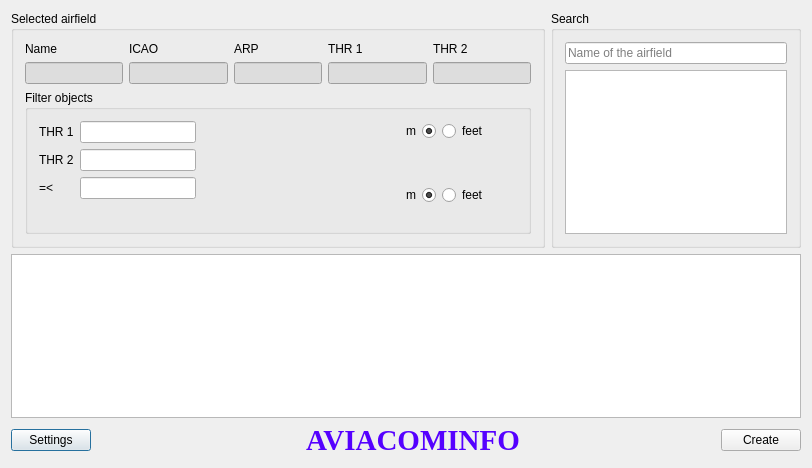
khmaksim/ObstacleCreator, file maindialog.ui: the form before one commit.
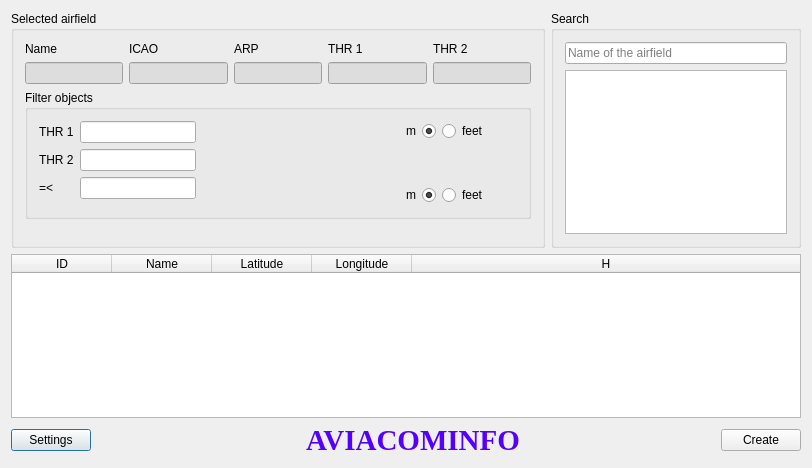
The form after the commit. Icons and pictures are not drawn.

Commit message: Changed read and write settings functions, added filter table. In filter table added columns and set attributes.

Patch:
```diff
--- a/maindialog.ui
+++ b/maindialog.ui
@@ -307,19 +307,6 @@
            </item>
           </layout>
          </item>
-         <item row="2" column="2">
-          <spacer name="verticalSpacer">
-           <property name="orientation">
-            <enum>Qt::Vertical</enum>
-           </property>
-           <property name="sizeHint" stdset="0">
-            <size>
-             <width>20</width>
-             <height>40</height>
-            </size>
-           </property>
-          </spacer>
-         </item>
          <item row="0" column="2">
           <spacer name="horizontalSpacer_3">
            <property name="orientation">
@@ -336,6 +323,19 @@
         </layout>
        </widget>
       </item>
+      <item row="4" column="0" colspan="6">
+       <spacer name="verticalSpacer_2">
+        <property name="orientation">
+         <enum>Qt::Vertical</enum>
+        </property>
+        <property name="sizeHint" stdset="0">
+         <size>
+          <width>20</width>
+          <height>40</height>
+         </size>
+        </property>
+       </spacer>
+      </item>
      </layout>
     </widget>
    </item>
@@ -484,7 +484,48 @@
     </layout>
    </item>
    <item row="2" column="0" colspan="2">
-    <widget class="QTableWidget" name="resultFilterTableWidget"/>
+    <widget class="QTableWidget" name="resultFilterTableWidget">
+     <property name="editTriggers">
+      <set>QAbstractItemView::NoEditTriggers</set>
+     </property>
+     <property name="alternatingRowColors">
+      <bool>true</bool>
+     </property>
+     <property name="selectionMode">
+      <enum>QAbstractItemView::SingleSelection</enum>
+     </property>
+     <property name="selectionBehavior">
+      <enum>QAbstractItemView::SelectRows</enum>
+     </property>
+     <attribute name="horizontalHeaderStretchLastSection">
+      <bool>true</bool>
+     </attribute>
+     <column>
+      <property name="text">
+       <string>ID</string>
+      </property>
+     </column>
+     <column>
+      <property name="text">
+       <string>Name</string>
+      </property>
+     </column>
+     <column>
+      <property name="text">
+       <string>Latitude</string>
+      </property>
+     </column>
+     <column>
+      <property name="text">
+       <string>Longitude</string>
+      </property>
+     </column>
+     <column>
+      <property name="text">
+       <string>H</string>
+      </property>
+     </column>
+    </widget>
    </item>
   </layout>
  </widget>
```
Left out of the diff: 44 changed lines with no effect on the pictures. The commit also changes 1 other file.
